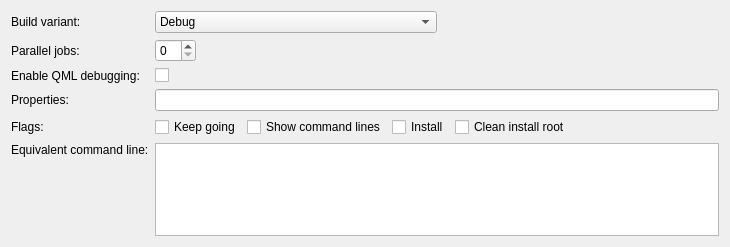
This is src/plugins/qbsprojectmanager/qbsbuildstepconfigwidget.ui in qt-creator/qt-creator as Qt 5 draws it before an edit. The edited form follows.
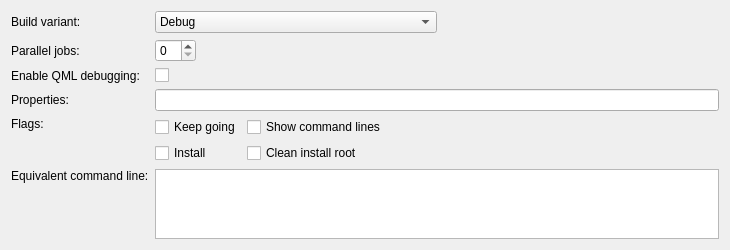
This is the edited form. Custom widgets are drawn as their Qt base class.

Commit message:
QbsProjectManager: Modify QbsBuildStepConfigWidget layout
Old layout was too tight for translated messages.

```diff
--- a/src/plugins/qbsprojectmanager/qbsbuildstepconfigwidget.ui
+++ b/src/plugins/qbsprojectmanager/qbsbuildstepconfigwidget.ui
@@ -149,11 +149,16 @@
      <property name="text">
       <string>Flags:</string>
      </property>
+     <property name="alignment">
+      <set>Qt::AlignLeading|Qt::AlignLeft|Qt::AlignTop</set>
+     </property>
     </widget>
    </item>
    <item row="4" column="1">
     <layout class="QHBoxLayout" name="horizontalLayout_2">
      <item>
+      <layout class="QGridLayout" name="gridLayout_2">
+       <item row="0" column="0">
       <widget class="QCheckBox" name="keepGoingCheckBox">
        <property name="toolTip">
         <string>Keep going when errors occur (if at all possible).</string>
@@ -163,27 +168,29 @@
        </property>
       </widget>
      </item>
-     <item>
+       <item row="0" column="1">
       <widget class="QCheckBox" name="showCommandLinesCheckBox">
        <property name="text">
         <string>Show command lines</string>
        </property>
       </widget>
      </item>
-     <item>
+       <item row="1" column="0">
       <widget class="QCheckBox" name="installCheckBox">
        <property name="text">
         <string>Install</string>
        </property>
       </widget>
      </item>
-     <item>
+       <item row="1" column="1">
       <widget class="QCheckBox" name="cleanInstallRootCheckBox">
        <property name="text">
         <string>Clean install root</string>
        </property>
       </widget>
      </item>
+      </layout>
+     </item>
      <item>
       <spacer name="checkBoxSpacer">
        <property name="orientation">
@@ -192,7 +199,7 @@
        <property name="sizeHint" stdset="0">
         <size>
          <width>40</width>
-         <height>5</height>
+         <height>13</height>
         </size>
        </property>
       </spacer>
```
Lines whose indentation alone changed are shown as unchanged.
